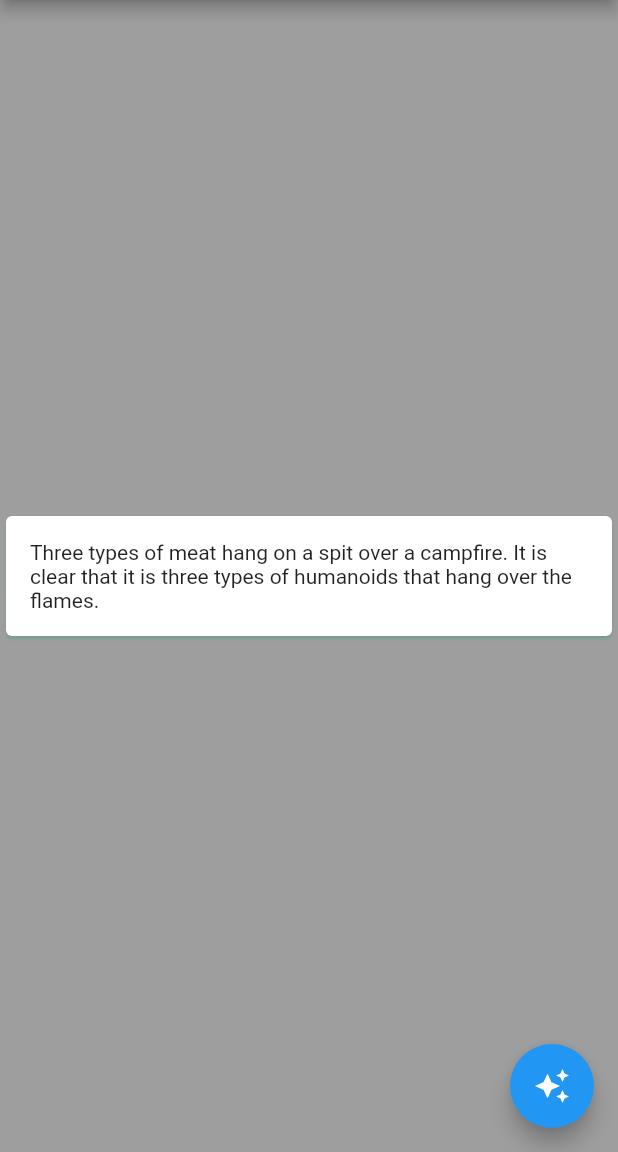
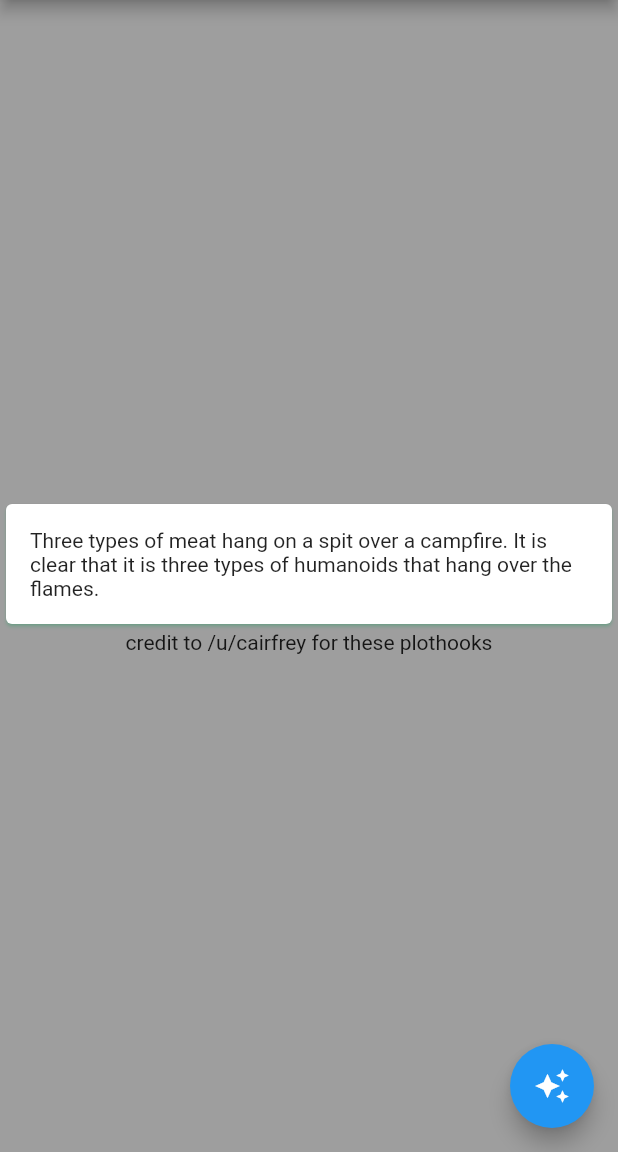
Before and after one commit to CalebPaul/travelEncounter, a Flutter app: the screen it shows after launch, on a phone screen of 412 x 824 dp, the part 84-1236 px from its top. Run offline on Flutter 3.47's test engine with Material 2 defaults, Android fonts, the phone set to English and light mode, and no system bars.

Commit message:
give credit

```diff
--- a/lib/main.dart
+++ b/lib/main.dart
@@ -98,6 +98,7 @@ class _MyHomePageState extends State<MyHomePage> {
                 ),
               ),
             ),
+            Text('credit to /u/cairfrey for these plothooks'),
           ],
         ),
       ),
```
